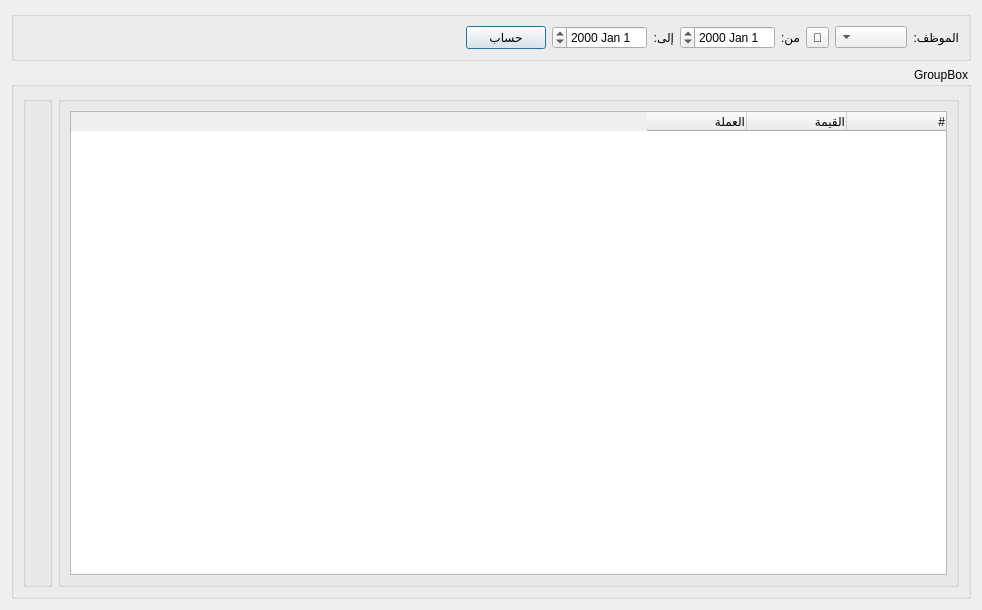
rabee361/E-commerce2, file Ui_Employee_Report.ui: the form before one commit.
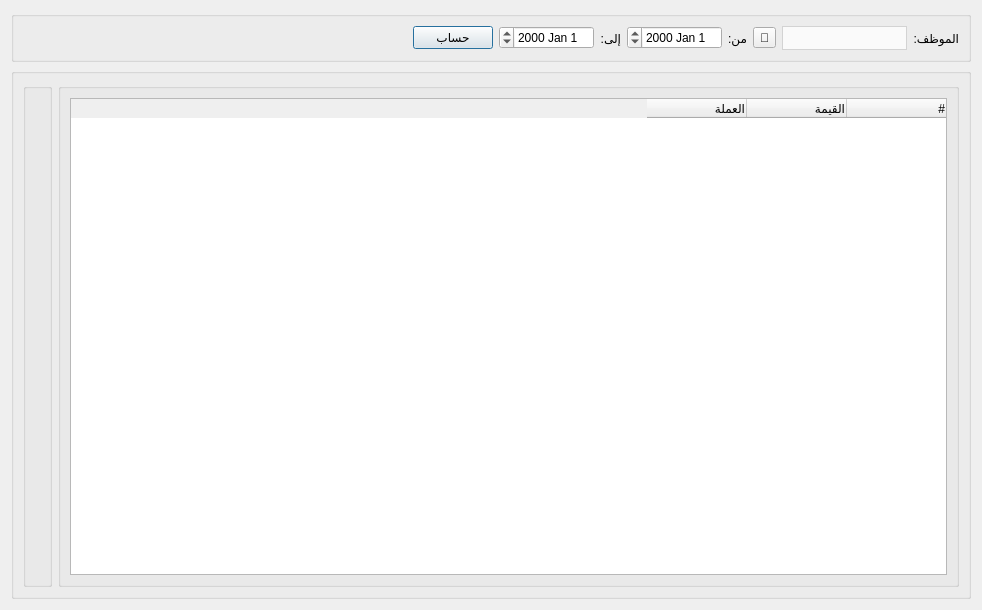
The form after the commit. Icons and pictures are not drawn.

```diff
--- a/Ui_Employee_Report.ui
+++ b/Ui_Employee_Report.ui
@@ -44,7 +44,7 @@
      <property name="maximumSize">
       <size>
        <width>16777215</width>
-       <height>50</height>
+       <height>16777215</height>
       </size>
      </property>
      <property name="layoutDirection">
@@ -91,7 +91,25 @@
        </spacer>
       </item>
       <item row="0" column="1">
-       <widget class="QComboBox" name="employee_combobox"/>
+       <widget class="QComboBox" name="employee_combobox">
+        <property name="minimumSize">
+         <size>
+          <width>125</width>
+          <height>0</height>
+         </size>
+        </property>
+        <property name="styleSheet">
+         <string notr="true">QComboBox {
+        background-color: #fafafa;
+        border: 1px solid lightgrey;		
+		height: 22px;
+		color: black;
+    }
+    QComboBox::drop-down {
+        border: none;
+    }</string>
+        </property>
+       </widget>
       </item>
       <item row="0" column="7">
        <widget class="QPushButton" name="calculate_btn">
@@ -104,7 +122,7 @@
        <widget class="QLabel" name="label">
         <property name="maximumSize">
          <size>
-          <width>50</width>
+          <width>16777215</width>
           <height>16777215</height>
          </size>
         </property>
@@ -132,7 +150,7 @@
       <enum>Qt::RightToLeft</enum>
      </property>
      <property name="title">
-      <string>GroupBox</string>
+      <string/>
      </property>
      <layout class="QGridLayout" name="gridLayout_3">
       <item row="0" column="3">
```
